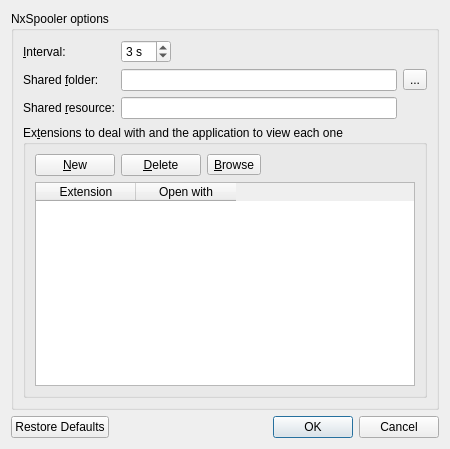
Old version of the form trunk/optionsDialog.ui in the repository BackupTheBerlios/nxspooler-svn.
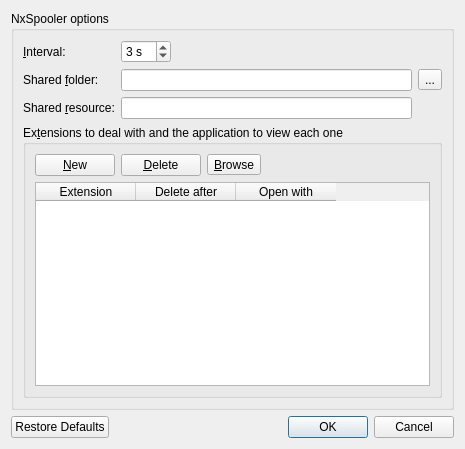
New version of the form. Icons and pictures are not drawn.

Commit message: A new column in extensions list allow decide to delete or not the files found. It doesn't work at the moment.

The edit to the form file:
```diff
--- a/trunk/optionsDialog.ui
+++ b/trunk/optionsDialog.ui
@@ -9,7 +9,7 @@
    <rect>
     <x>0</x>
     <y>0</y>
-    <width>450</width>
+    <width>465</width>
     <height>449</height>
    </rect>
   </property>
@@ -216,11 +216,19 @@
            <property name="cornerButtonEnabled">
             <bool>false</bool>
            </property>
+           <property name="columnCount">
+            <number>3</number>
+           </property>
            <column>
             <property name="text">
              <string>Extension</string>
             </property>
            </column>
+           <column>
+            <property name="text">
+             <string>Delete after</string>
+            </property>
+           </column>
            <column>
             <property name="text">
              <string>Open with</string>
```
The commit also changes 3 other files.
